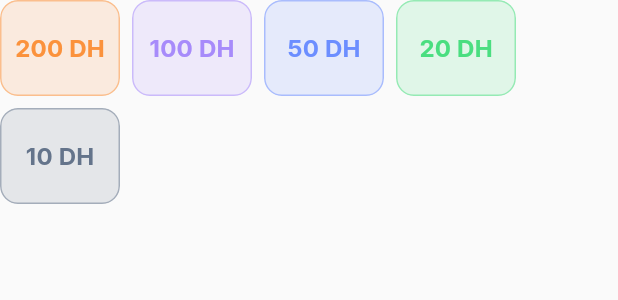
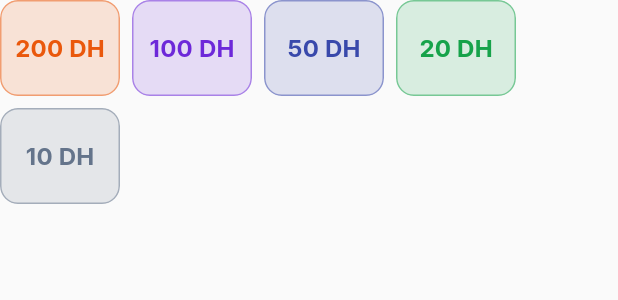
Before and after one commit to badrlahmidi/flutpos, a Flutter app: the MadQuickBills widget shown alone on an empty page, opened directly with empty values, on a phone screen of 412 x 824 dp. Shown: the top 300 px of the screen. Run offline on Flutter 3.47's test engine with Material 3 defaults, Android fonts, the phone set to English and light mode, and no system bars; our stand-ins replace csv, data_table_2, dio, drift, equatable, fl_chart and 9 more; missing offline and left inert: bcrypt, drift_sqlite_async, mdns_dart, powersync, shelf_router, unified_esc_pos_printer and 1 more; accounts and stored records are empty; generated files the repository leaves out were written again; statements that could not run were skipped.

Commit message:
style(ui/ux): resolve remaining hardcoded dark colors on Numpad and PaymentMethodBar in Light Mode

```diff
--- a/apps/pos_desktop/lib/pages/payment/widgets/mad_quick_bills.dart
+++ b/apps/pos_desktop/lib/pages/payment/widgets/mad_quick_bills.dart
@@ -16,19 +16,20 @@ class MadQuickBills extends StatelessWidget {
 
   static const List<double> bills = [200, 100, 50, 20, 10];
 
-  static Color _colorForBill(double bill) {
+  static Color _colorForBill(bool isDark, double bill) {
     return switch (bill.toInt()) {
-      200 => AppColors.accentOrange,
-      100 => AppColors.accentPurple,
-      50 => AppColors.accentBlue,
-      20 => AppColors.accentGreen,
-      _ => AppColors.textMuted,
+      200 => isDark ? AppColors.accentOrange : const Color(0xFFEA580C),
+      100 => isDark ? AppColors.accentPurple : const Color(0xFF6D28D9),
+      50 => isDark ? AppColors.accentBlue : AppColors.primary,
+      20 => isDark ? AppColors.accentGreen : const Color(0xFF16A34A),
+      _ => isDark ? AppColors.textMuted : const Color(0xFF64748B),
     };
   }
 
   @override
   Widget build(BuildContext context) {
     final theme = Theme.of(context);
+    final isDark = theme.brightness == Brightness.dark;
 
     return Wrap(
       spacing: AppSpacing.s,
@@ -36,7 +37,7 @@ class MadQuickBills extends StatelessWidget {
       children: [
         for (final bill in bills)
           Material(
-            color: _colorForBill(bill).withValues(alpha: 0.15),
+            color: _colorForBill(isDark, bill).withValues(alpha: 0.15),
             borderRadius: BorderRadius.circular(AppSpacing.s + 4),
             clipBehavior: Clip.antiAlias,
             child: InkWell(
@@ -48,13 +49,13 @@ class MadQuickBills extends StatelessWidget {
                 decoration: BoxDecoration(
                   borderRadius: BorderRadius.circular(AppSpacing.s + 4),
                   border: Border.all(
-                    color: _colorForBill(bill).withValues(alpha: 0.5),
+                    color: _colorForBill(isDark, bill).withValues(alpha: 0.5),
                   ),
                 ),
                 child: Text(
                   '${bill.toInt()} DH',
                   style: theme.textTheme.titleMedium?.copyWith(
-                    color: _colorForBill(bill),
+                    color: _colorForBill(isDark, bill),
                     fontWeight: FontWeight.w700,
                   ),
                 ),
--- a/apps/pos_desktop/lib/widgets/atoms/amount_numpad.dart
+++ b/apps/pos_desktop/lib/widgets/atoms/amount_numpad.dart
@@ -82,7 +82,9 @@ class AmountNumpad extends StatelessWidget {
       button: true,
       label: tooltip ?? label,
       child: Material(
-        color: AppColors.surfaceElevated,
+        color: scheme.brightness == Brightness.dark
+            ? AppColors.surfaceElevated
+            : scheme.surfaceContainerHigh,
         borderRadius: BorderRadius.circular(AppSpacing.s + 4),
         clipBehavior: Clip.antiAlias,
         child: InkWell(
```
Also changed, not shown: apps/pos_desktop/lib/pages/main_menu/main_menu_page.dart (+9 -9 lines), apps/pos_desktop/lib/pages/payment/widgets/payment_method_bar.dart (+12 -9 lines).
